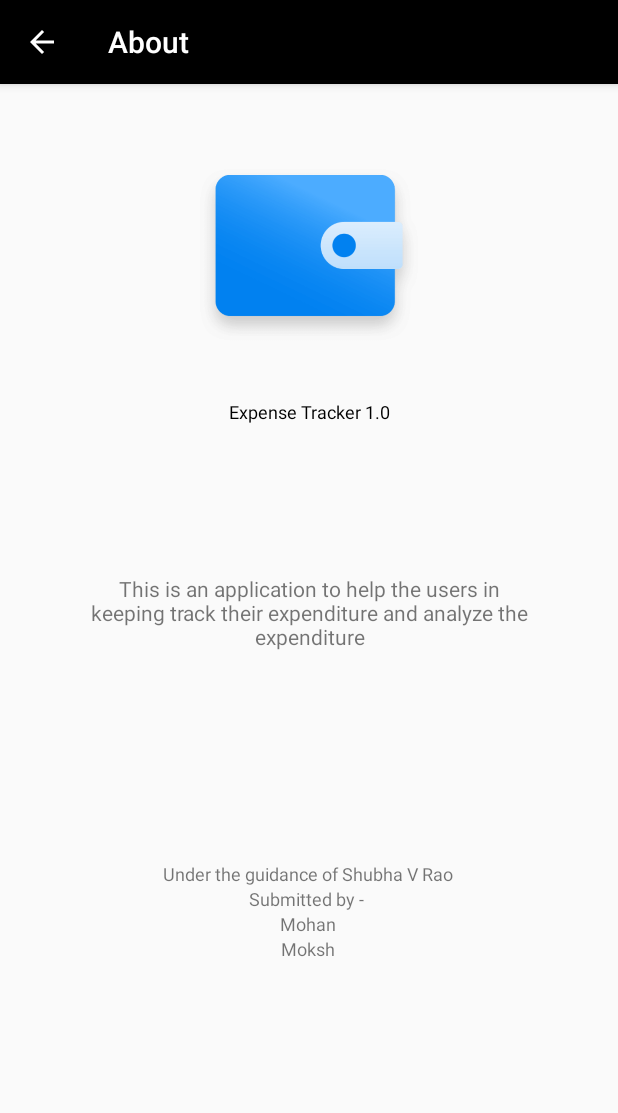
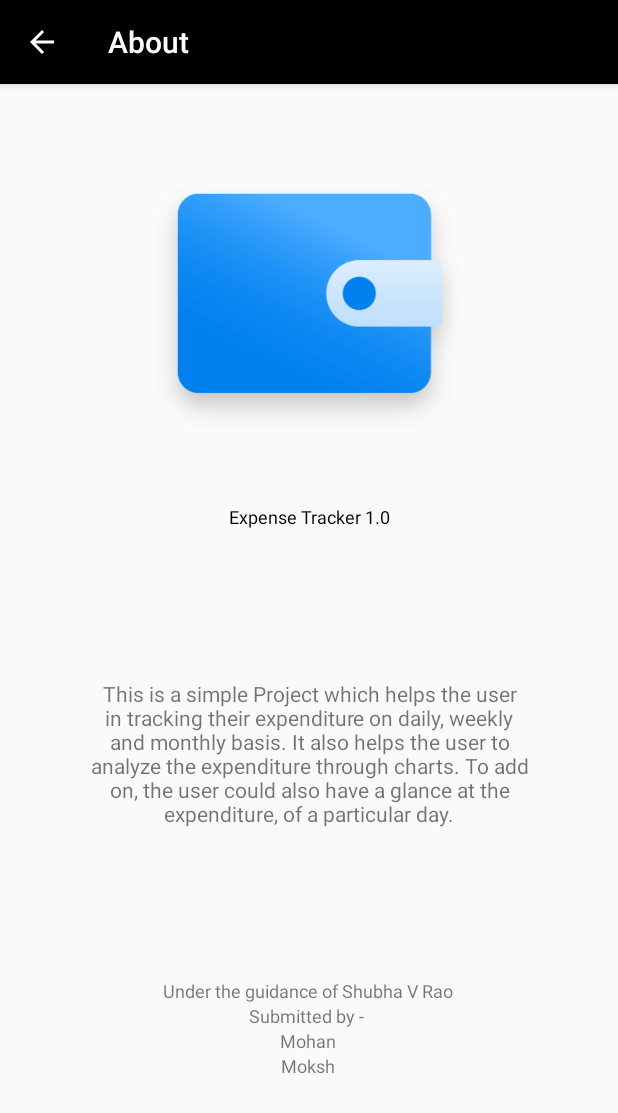
Before and after one commit to M0han17/Expense-Tracker, an Android app: the About screen opened directly, with no data from a screen before it, on a phone screen of 412 x 824 dp. Shown: the top 1113 px of the screen. Run offline under Robolectric (Android 15) with nearby library versions, the phone set to English and light mode, and no system bars.

Commit message:
Update Expense Tracker App

```diff
--- a/app/src/main/AndroidManifest.xml
+++ b/app/src/main/AndroidManifest.xml
@@ -30,9 +30,6 @@
             android:name=".verify_otp"
             android:exported="true" />
         <activity
-            android:name=".monthly_expense"
-            android:exported="true" />
-        <activity
             android:name=".HistoryActivity"
             android:exported="true" />
         <activity
--- a/app/src/main/java/com/example/expensetracker/MainActivity.java
+++ b/app/src/main/java/com/example/expensetracker/MainActivity.java
@@ -392,7 +392,7 @@ public class MainActivity extends AppCompatActivity {
     @Override
     public boolean onOptionsItemSelected(@NonNull MenuItem item) {
         if (item.getItemId() == R.id.About){
-            Intent intent  = new Intent(MainActivity.this, verify_phno.class);
+            Intent intent  = new Intent(MainActivity.this, About.class);
             startActivity(intent);
         }
         return super.onOptionsItemSelected(item);
--- a/app/src/main/java/com/example/expensetracker/getstarted.java
+++ b/app/src/main/java/com/example/expensetracker/getstarted.java
@@ -20,7 +20,7 @@ public class getstarted extends AppCompatActivity {
         b.setOnClickListener(new View.OnClickListener() {
             @Override
             public void onClick(View view) {
-                Intent intent = new Intent(getApplicationContext(), verify_phno.class);
+                Intent intent = new Intent(getApplicationContext(), MainActivity.class);
                 startActivity(intent);
             }
         });
--- a/app/src/main/res/layout/activity_about.xml
+++ b/app/src/main/res/layout/activity_about.xml
@@ -24,8 +24,8 @@
 
         <ImageView
             android:id="@+id/logo"
-            android:layout_width="170dp"
-            android:layout_height="170dp"
+            android:layout_width="240dp"
+            android:layout_height="240dp"
             android:src="@drawable/hope1"
             android:layout_gravity="center"
             android:layout_marginTop="30dp"/>
@@ -45,10 +45,10 @@
             android:textAlignment="center"
             android:layout_width="300dp"
             android:layout_height="wrap_content"
-            android:text="This is an application to help the users in keeping track their expenditure and analyze the expenditure"/>
+            android:text="This is a simple Project which helps the user in tracking their expenditure on daily, weekly and monthly basis. It also helps the user to analyze the expenditure through charts. To add on, the user could also have a glance at the expenditure, of a particular day."/>
 
         <TextView
-            android:layout_marginTop="140dp"
+            android:layout_marginTop="100dp"
             android:layout_gravity="center"
             android:textAlignment="center"
             android:layout_width="350dp"
```
Also changed, not shown: app/src/main/java/com/example/expensetracker/HistoryActivity.java (+5 -2 lines), app/src/main/java/com/example/expensetracker/monthly_expense.java (deleted, +0 -32 lines), app/src/main/res/layout/monthly_expense.xml (deleted, +0 -29 lines).
